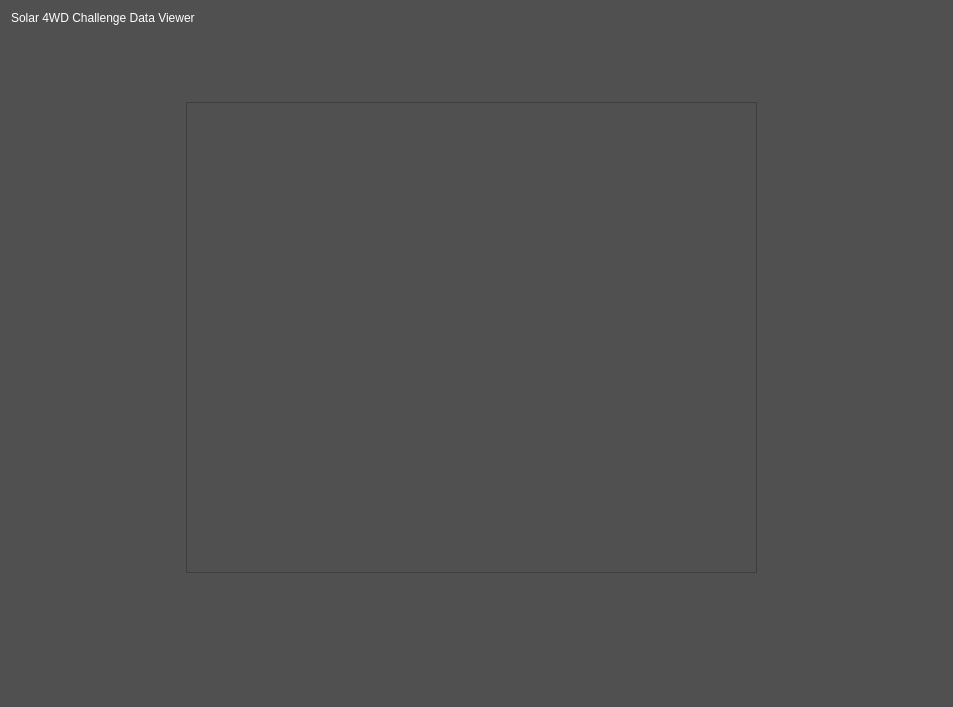
S4wd/chart, file mainwindow.ui: the form before one commit.
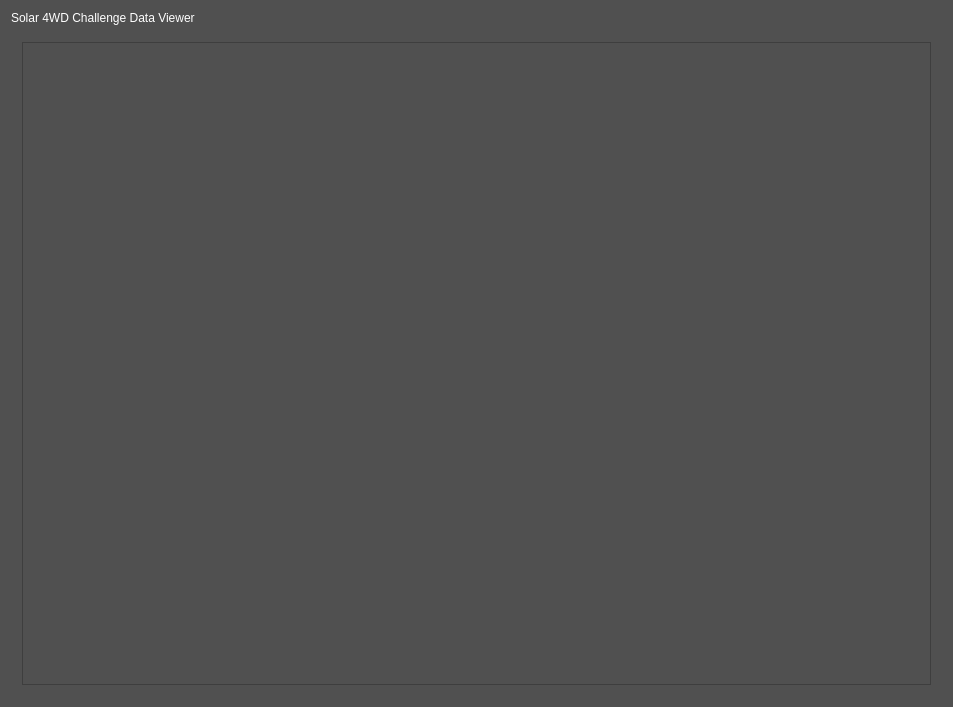
The form after the commit. The open tabs and pages were chosen to show the change. Custom widgets are drawn as their Qt base class.

Patch:
```diff
--- a/mainwindow.ui
+++ b/mainwindow.ui
@@ -56,19 +56,15 @@
        </widget>
       </widget>
       <widget class="QWidget" name="sessionChooserPage">
+       <layout class="QHBoxLayout" name="horizontalLayout_2">
+        <item>
        <widget class="QListWidget" name="listWidget">
-        <property name="geometry">
-         <rect>
-          <x>175</x>
-          <y>71</y>
-          <width>571</width>
-          <height>471</height>
-         </rect>
-        </property>
         <property name="styleSheet">
          <string notr="true">color: rgb(255, 255, 255);</string>
         </property>
        </widget>
+        </item>
+       </layout>
       </widget>
       <widget class="QWidget" name="plotPage">
        <widget class="TgChart" name="customPlot" native="true">
```
Left out of the diff: 12 changed lines with no effect on the pictures. Lines whose indentation alone changed are shown as unchanged.
